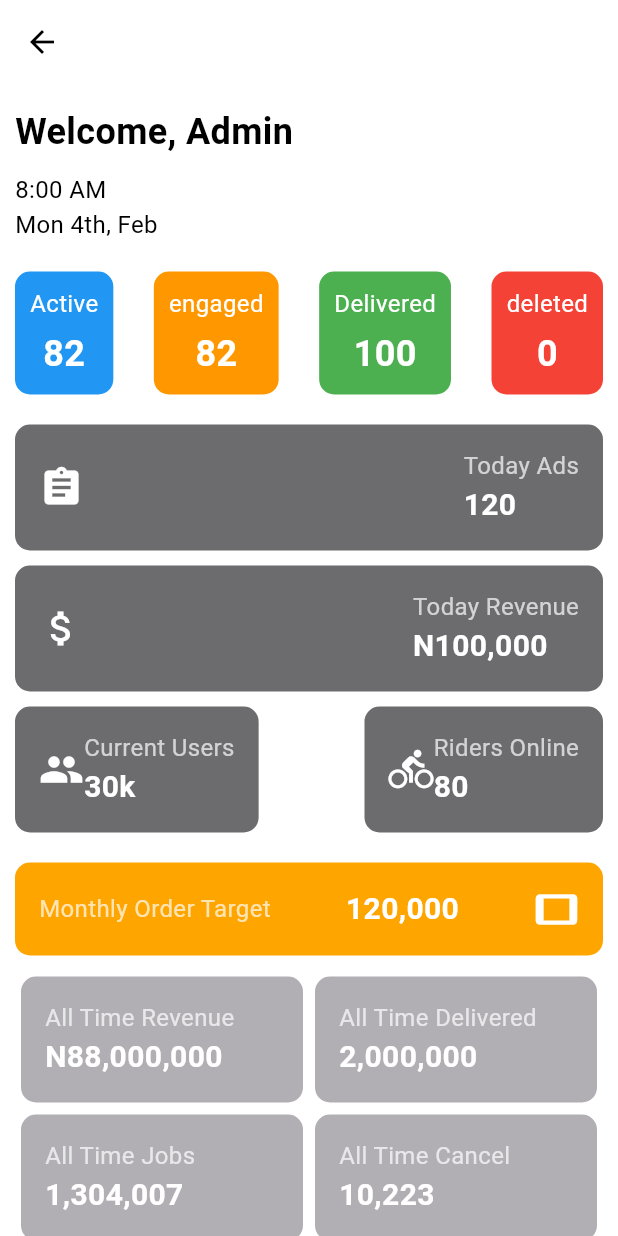
After one commit to Hiruni-Thathsarani/Panchikawaththa, a Flutter app: the ViewAnalytic screen opened directly, on a phone screen of 412 x 824 dp. The commit adds this screen. Run offline on Flutter 3.47's test engine with Material 3 defaults, Android fonts, the phone set to English and light mode, and no system bars; our stand-ins replace card_swiper, flutter_animation_progress_bar, flutter_otp_text_field, pie_chart, syncfusion_flutter_charts; network calls fail.

Commit message:
before fetch admin controller

```diff
--- a/lib/main.dart
+++ b/lib/main.dart
@@ -9,6 +9,7 @@ import 'package:my_app/screens/profile_page.dart';
 import 'package:my_app/screens/sellers.dart';
 import 'package:my_app/screens/search_page.dart';
 import 'package:my_app/screens/adpost1.dart';
+import 'package:my_app/screens/view_Analytics.dart';
 
 void main() {
   runApp(const MyApp());
@@ -27,7 +28,7 @@ class MyApp extends StatelessWidget {
             seedColor: const Color.fromARGB(255, 25, 20, 19)),
         useMaterial3: true,
       ),
-      home: const BuyScreen(),
+      home: const AdPost1(),
     );
   }
 }
--- /dev/null
+++ b/lib/screens/view_Analytics.dart
@@ -0,0 +1,244 @@
+import 'package:flutter/material.dart';
+import 'package:my_app/admin_page.dart';
+
+void main() {
+  runApp(ViewAnalyticApp());
+}
+
+class ViewAnalyticApp extends StatelessWidget {
+  @override
+  Widget build(BuildContext context) {
+    return MaterialApp(
+      home: ViewAnalytic(),
+    );
+  }
+}
+
+class ViewAnalytic extends StatefulWidget {
+  const ViewAnalytic({super.key});
+
+  @override
+  _ViewAnalyticState createState() => _ViewAnalyticState();
+}
+
+class _ViewAnalyticState extends State<ViewAnalytic> {
+  // Example of data that might come from a backend
+  final Map<String, dynamic> data = {
+    'pending': 82,
+    'picked': 82,
+    'delivered': 100,
+    'cancel': 0,
+    'todayJobs': 120,
+    'todayRevenue': 'N100,000',
+    'currentUsers': '30k',
+    'ridersOnline': 80,
+    'monthlyOrderTarget': '120,000',
+    'allTimeRevenue': 'N88,000,000',
+    'allTimeDelivered': '2,000,000',
+    'allTimeJobs': '1,304,007',
+    'allTimeCancel': '10,223',
+  };
+
+  @override
+  Widget build(BuildContext context) {
+    return Scaffold(
+      appBar: AppBar(
+        backgroundColor: Color(0xFFFFFFFF),
+        leading: IconButton(
+          icon: Icon(Icons.arrow_back, color: Colors.black),
+          onPressed: () {
+            Navigator.of(context).push(MaterialPageRoute(builder: (_) {
+              return const AdminPage();
+            }));
+          },
+        ),
+      ),
+      backgroundColor: Color(0xFFFFFFFF), // Background color
+      body: SingleChildScrollView(
+        child: Padding(
+          padding: const EdgeInsets.all(10.0),
+          child: Column(
+            crossAxisAlignment: CrossAxisAlignment.start,
+            children: [
+              SizedBox(height: 5),
+              const Text(
+                'Welcome, Admin',
+                style: TextStyle(
+                  color: Colors.black,
+                  fontSize: 24,
+                  fontWeight: FontWeight.bold,
+                ),
+              ),
+              SizedBox(height: 10),
+              const Text(
+                '8:00 AM\nMon 4th, Feb',
+                style: TextStyle(
+                  color: Colors.black,
+                  fontSize: 16,
+                ),
+              ),
+              SizedBox(height: 20),
+              Row(
+                mainAxisAlignment: MainAxisAlignment.spaceBetween,
+                children: [
+                  _buildStatusCard(
+                      'Active', data['pending'].toString(), Colors.blue),
+                  _buildStatusCard(
+                      'engaged', data['picked'].toString(), Colors.orange),
+                  _buildStatusCard(
+                      'Delivered', data['delivered'].toString(), Colors.green),
+                  _buildStatusCard(
+                      'deleted', data['cancel'].toString(), Colors.red),
+                ],
+              ),
+              SizedBox(height: 20),
+              _buildInfoCard(
+                  'Today Ads', data['todayJobs'].toString(), Icons.assignment),
+              SizedBox(height: 10),
+              _buildInfoCard(
+                  'Today Revenue', data['todayRevenue'], Icons.attach_money),
+              SizedBox(height: 10),
+              Row(
+                mainAxisAlignment: MainAxisAlignment.spaceBetween,
+                children: [
+                  _buildInfoCard(
+                      'Current Users', data['currentUsers'], Icons.people),
+                  _buildInfoCard('Riders Online',
+                      data['ridersOnline'].toString(), Icons.directions_bike),
+                ],
+              ),
+              SizedBox(height: 20),
+              _buildMonthlyTargetCard(data['monthlyOrderTarget']),
+              SizedBox(height: 10),
+              Row(
+                mainAxisAlignment: MainAxisAlignment.spaceBetween,
+                children: [
+                  _buildSummaryCard('All Time Revenue', data['allTimeRevenue']),
+                  _buildSummaryCard(
+                      'All Time Delivered', data['allTimeDelivered']),
+                ],
+              ),
+              Row(
+                mainAxisAlignment: MainAxisAlignment.spaceBetween,
+                children: [
+                  _buildSummaryCard('All Time Jobs', data['allTimeJobs']),
+                  _buildSummaryCard('All Time Cancel', data['allTimeCancel']),
+                ],
+              ),
+            ],
+          ),
+        ),
+      ),
+    );
+  }
+
+  Widget _buildStatusCard(String title, String count, Color color) {
+    return Container(
+      padding: EdgeInsets.all(10),
+      decoration: BoxDecoration(
+        color: color,
+        borderRadius: BorderRadius.circular(10),
+      ),
+      child: Column(
+        children: [
+          Text(
+            title,
+            style: TextStyle(color: Colors.white, fontSize: 16),
+          ),
+          SizedBox(height: 5),
+          Text(
+            count,
+            style: TextStyle(
+                color: Colors.white, fontSize: 24, fontWeight: FontWeight.bold),
+          ),
+        ],
+      ),
+    );
+  }
+
+  Widget _buildInfoCard(String title, String data, IconData icon) {
+    return Container(
+      padding: EdgeInsets.all(16),
+      decoration: BoxDecoration(
+        color: Color.fromARGB(255, 108, 107, 109),
+        borderRadius: BorderRadius.circular(10),
+      ),
+      child: Row(
+        mainAxisAlignment: MainAxisAlignment.spaceBetween,
+        children: [
+          Icon(icon, color: Colors.white, size: 30),
+          Column(
+            crossAxisAlignment: CrossAxisAlignment.start,
+            children: [
+              Text(
+                title,
+                style: TextStyle(color: Colors.white70, fontSize: 16),
+              ),
+              Text(
+                data,
+                style: const TextStyle(
+                    color: Colors.white,
+                    fontSize: 20,
+                    fontWeight: FontWeight.bold),
+              ),
+            ],
+          ),
+        ],
+      ),
+    );
+  }
+
+  Widget _buildMonthlyTargetCard(String target) {
+    return Container(
+      padding: EdgeInsets.all(16),
+      decoration: BoxDecoration(
+        color: Color(0xFFFFA500),
+        borderRadius: BorderRadius.circular(10),
+      ),
+      child: Row(
+        mainAxisAlignment: MainAxisAlignment.spaceBetween,
+        children: [
+          const Text(
+            'Monthly Order Target',
+            style: TextStyle(color: Colors.white70, fontSize: 16),
+          ),
+          Text(
+            target,
+            style: const TextStyle(
+                color: Colors.white, fontSize: 20, fontWeight: FontWeight.bold),
+          ),
+          Icon(Icons.tablet, color: Colors.white, size: 30),
+        ],
+      ),
+    );
+  }
+
+  Widget _buildSummaryCard(String title, String data) {
+    return Expanded(
+      child: Container(
+        padding: EdgeInsets.all(16),
+        margin: EdgeInsets.all(4),
+        decoration: BoxDecoration(
+          color: Color.fromARGB(255, 177, 174, 180),
+          borderRadius: BorderRadius.circular(10),
+        ),
+        child: Column(
+          crossAxisAlignment: CrossAxisAlignment.start,
+          children: [
+            Text(
+              title,
+              style: TextStyle(color: Colors.white70, fontSize: 16),
+            ),
+            Text(
+              data,
+              style: TextStyle(
+                  color: Colors.white,
+                  fontSize: 20,
+                  fontWeight: FontWeight.bold),
+            ),
+          ],
+        ),
+      ),
+    );
+  }
+}
```
Also changed, not shown: lib/admin_page.dart (+23 -22 lines), lib/screens/piechart.dart (+21 -5 lines), lib/screens/search_page.dart (+24 -15 lines), lib/screens/sellers.dart (+43 -59 lines), lib/screens/user_details_page.dart (+17 -17 lines), lib/view_page.dart (deleted, +0 -106 lines), pubspec.yaml (+5 -15 lines), pubspec.lock.
